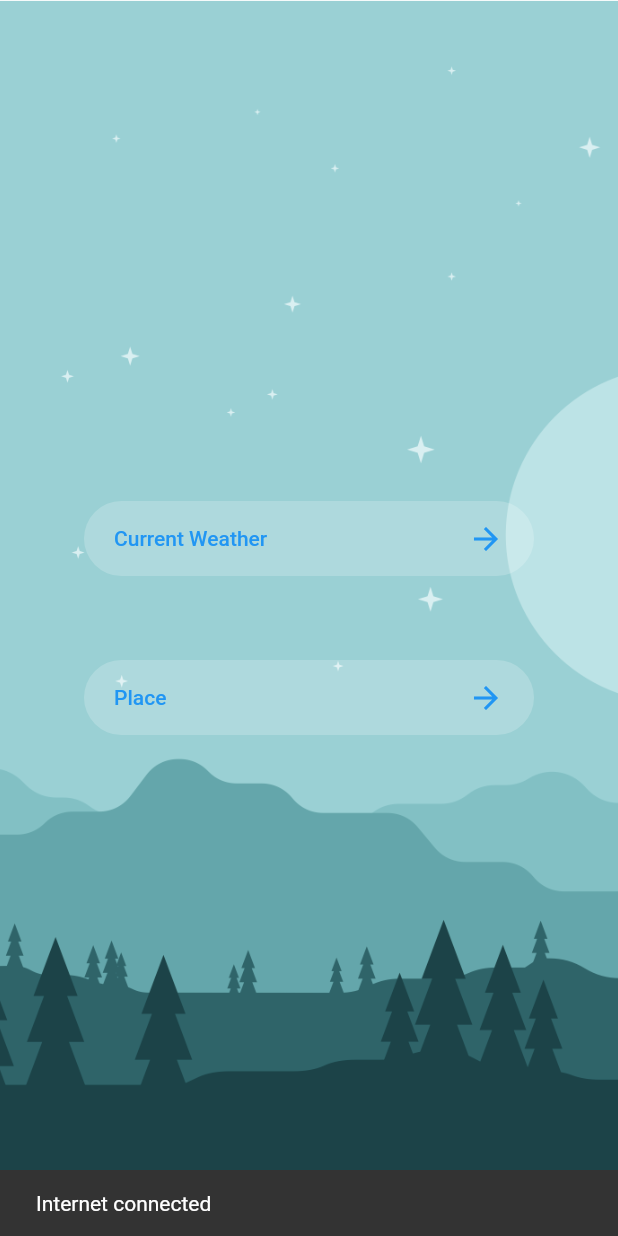
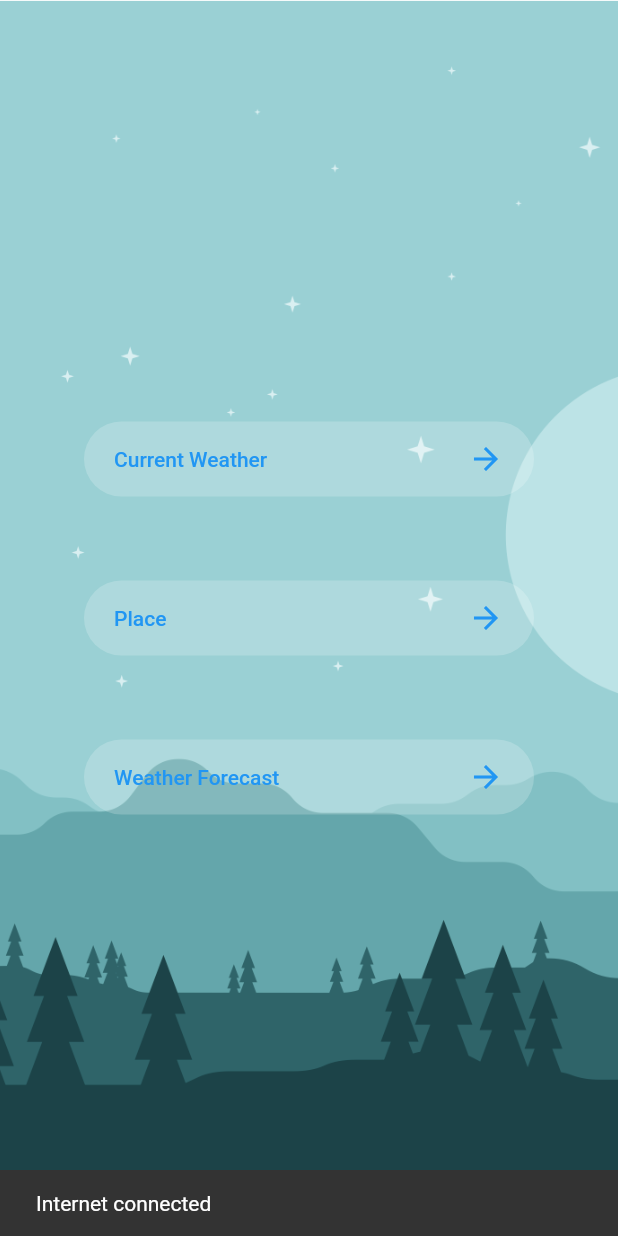
Before and after one commit to Masrafi/weather_dhrubok, a Flutter app: the screen it shows after launch, on a phone screen of 412 x 824 dp. Run offline on Flutter 3.47's test engine with Material 2 defaults, Android fonts, the phone set to English and light mode, and no system bars; our stand-ins replace animated_text_kit, connectivity, equatable, flutter_bloc, geocoding, geolocator; missing offline and left inert: geocoding_platform_interface.

Commit message:
initial add

```diff
--- a/lib/src/feature_one_currentweather/bloc/weather_bloc.dart
+++ b/lib/src/feature_one_currentweather/bloc/weather_bloc.dart
@@ -4,15 +4,15 @@ import 'weather_event.dart';
 import 'weather_state.dart';
 
 class WeatherBloc extends Bloc<WeatherEvent, WeatherState> {
-  WeatherRepository apiRepo;
-  WeatherBloc(this.apiRepo) : super(WeatherNotSearched()) {
+  WeatherRepository weatherRepo;
+  WeatherBloc(this.weatherRepo) : super(WeatherNotSearched()) {
     on<WeatherFetch>((event, emit) async {
       if (event is WeatherFetch) {
         emit(WeatherIsLoading());
         print(
             ">>>>>>>>>>>>>>>>>>>>>>>>>>>>>>>>>>>>>>>>>>>>>>>>>>>>>>>>>>>${event.lat}");
         try {
-          final user = await apiRepo.getData(event.lat, event.long);
+          final user = await weatherRepo.getData(event.lat, event.long);
           emit(WeatherIsLoaded(user));
         } catch (e) {
           print(e.toString());
--- a/lib/src/feature_one_currentweather/bloc/weather_state.dart
+++ b/lib/src/feature_one_currentweather/bloc/weather_state.dart
@@ -1,4 +1,5 @@
 import 'package:equatable/equatable.dart';
+import 'package:task_dr/src/feature_one_currentweather/data/forecast_model.dart';
 
 import '../data/model.dart';
 
@@ -24,6 +25,18 @@ class WeatherIsLoaded extends WeatherState {
   List<Object> get props => [weather];
 }
 
+class ForecastIsLoaded extends WeatherState {
+  final weather;
+
+  ForecastIsLoaded(this.weather);
+
+  ForecastModel get getWeather => weather;
+
+  @override
+  // TODO: implement props
+  List<Object> get props => [weather];
+}
+
 class WeatherIsNotLoaded extends WeatherState {}
 
 class WeatherErrorState extends WeatherState {}
--- a/lib/src/feature_one_currentweather/screen/weather_home.dart
+++ b/lib/src/feature_one_currentweather/screen/weather_home.dart
@@ -1,8 +1,11 @@
 import 'package:flutter/material.dart';
 import 'package:geolocator/geolocator.dart';
 import 'package:flutter_bloc/flutter_bloc.dart';
+import 'package:task_dr/src/feature_one_currentweather/repo/forecast_repo.dart';
+import 'package:task_dr/src/feature_one_currentweather/screen/weather_forecast.dart';
 import 'package:task_dr/src/feature_three_internercheck/screen/interner_check.dart';
 import '../../feature_three_internercheck/internet_bloc/internet_cubit.dart';
+import '../bloc/forecast_bloc.dart';
 import '../bloc/weather_bloc.dart';
 import '../repo/repository.dart';
 import 'weather_current_location.dart';
@@ -81,7 +84,7 @@ class _HomeState extends State<Home> {
           ),
           child: Column(
             children: [
-              InternetCheck(),
+              const InternetCheck(),
               const Spacer(),
               TextButton(
                 onPressed: () {
@@ -129,7 +132,7 @@ class _HomeState extends State<Home> {
                   ),
                 ),
               ),
-              SizedBox(
+              const SizedBox(
                 height: 40,
               ),
               TextButton(
@@ -139,7 +142,7 @@ class _HomeState extends State<Home> {
                     MaterialPageRoute(
                       builder: (context) => BlocProvider(
                           create: (context) => WeatherBloc(WeatherRepository()),
-                          child: WeatherPlace()),
+                          child: const WeatherPlace()),
                     ),
                   );
                 },
@@ -162,6 +165,46 @@ class _HomeState extends State<Home> {
                   ),
                 ),
               ),
+              const SizedBox(
+                height: 40,
+              ),
+              TextButton(
+                onPressed: () {
+                  Navigator.push(
+                    context,
+                    MaterialPageRoute(
+                      builder: (context) => BlocProvider(
+                        create: (context) => ForecastBloc(ForecastRepository()),
+                        child: WeatherForecast(
+                          lat: lat,
+                          long: long,
+                        ),
+                      ),
+                    ),
+                  );
+                },
+                child: Container(
+                  height: 50,
+                  width: 300,
+                  padding: const EdgeInsets.only(
+                    left: 20,
+                    right: 20,
+                  ),
+                  decoration: BoxDecoration(
+                    color: Colors.white.withOpacity(0.2),
+                    borderRadius: const BorderRadius.all(
+                      Radius.circular(50),
+                    ),
+                  ),
+                  child: const Row(
+                    mainAxisAlignment: MainAxisAlignment.spaceBetween,
+                    children: [
+                      Text("Weather Forecast"),
+                      Icon(Icons.arrow_forward)
+                    ],
+                  ),
+                ),
+              ),
               const Spacer(),
             ],
           ),
--- /dev/null
+++ b/lib/utils/color.dart
@@ -0,0 +1,6 @@
+import 'package:flutter/material.dart';
+
+class ColorFactory {
+  var blackB = Colors.black;
+  var whiteW = Colors.white;
+}
```
Also changed, not shown: lib/src/feature_one_currentweather/screen/weather_forecast.dart (added, +152 -0 lines), lib/utils/config.dart (added), lib/widget/config.dart (deleted).
